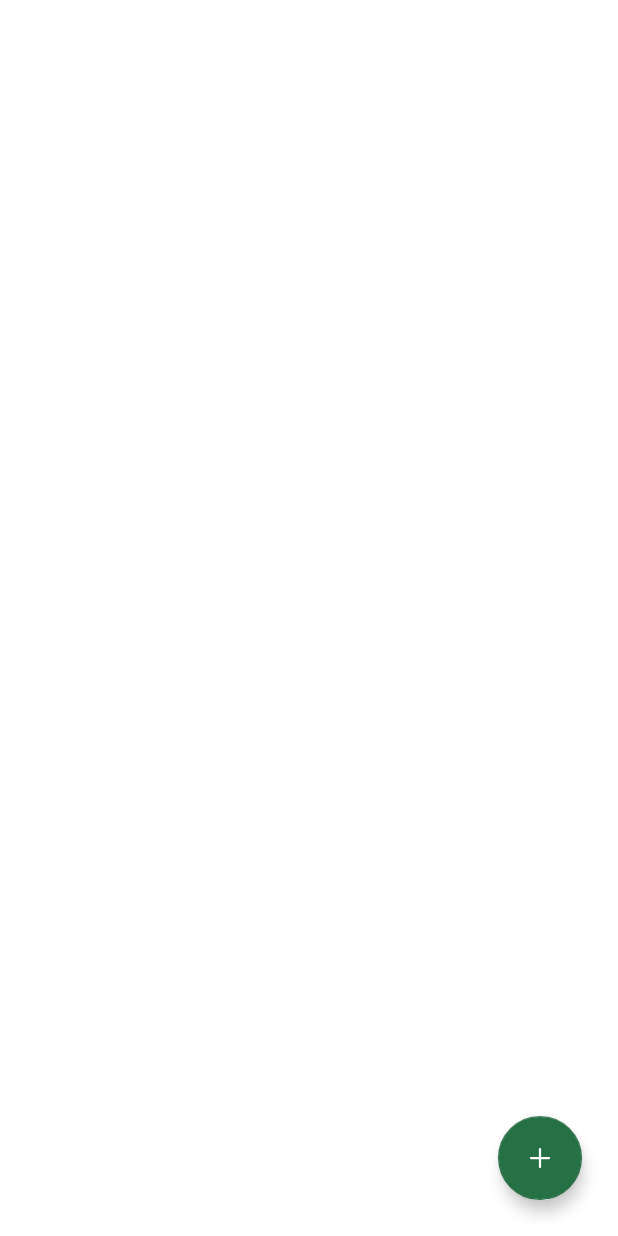
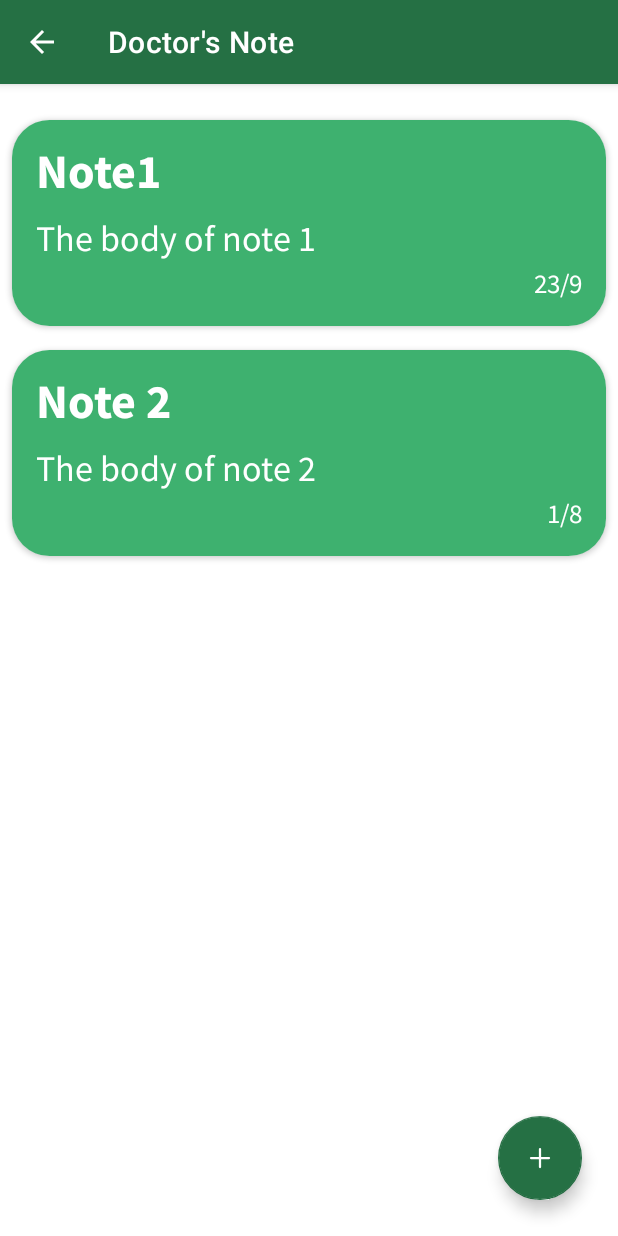
Before and after one commit to Bilalazam26/Dawinii, an Android app: the NoteActivity screen opened directly, with no data from a screen before it, on a phone screen of 412 x 824 dp. Run offline under Robolectric (Android 15) with nearby library versions, the phone set to English and light mode, and no system bars; our stand-ins replace Room's generated code; Roboto replaces fonts that are not available here.

Commit message:
finish activity_note.xml

```diff
--- a/app/src/main/java/com/grad/dawinii/view/history/NoteActivity.kt
+++ b/app/src/main/java/com/grad/dawinii/view/history/NoteActivity.kt
@@ -2,6 +2,7 @@ package com.grad.dawinii.view.history
 
 import androidx.appcompat.app.AppCompatActivity
 import android.os.Bundle
+import android.view.MenuItem
 import com.grad.dawinii.R
 import com.grad.dawinii.adapter.NoteRecyclerAdapter
 import com.grad.dawinii.databinding.ActivityNoteBinding
@@ -10,7 +11,6 @@ import com.grad.dawinii.model.entities.Note
 class NoteActivity : AppCompatActivity() {
     lateinit var binding: ActivityNoteBinding
     lateinit var adapter: NoteRecyclerAdapter
-    val notes = mutableListOf<Note>()
     override fun onCreate(savedInstanceState: Bundle?) {
         super.onCreate(savedInstanceState)
         binding = ActivityNoteBinding.inflate(layoutInflater)
@@ -22,14 +22,33 @@ class NoteActivity : AppCompatActivity() {
         val titles = arrayOf("Note1", "Note 2")
         val bodies = arrayOf("The body of note 1", "The body of note 2")
         val dates = arrayOf("23/9", "1/8")
-        for (i in 0..1){
+        val notes = mutableListOf<Note>()
+        for (i in 0..1) {
             notes.add(Note(title = titles[i], body = bodies[i], date = dates[i]))
+        }
+        adapter.addData(notes)
+    }
+
+    private fun initView() {
+        setupRecycler()
+        setupActionBar()
+    }
+
+    private fun setupActionBar() {
+        supportActionBar?.apply {
+            title = resources.getString(R.string.doctor_s_note)
+            setDisplayHomeAsUpEnabled(true)
         }
     }
 
-    private fun initView() {
-        setupDataForRecycler()
+    private fun setupRecycler() {
         adapter = NoteRecyclerAdapter()
         binding.noteRecycler.adapter = adapter
+        setupDataForRecycler()
+    }
+
+    override fun onOptionsItemSelected(item: MenuItem): Boolean {
+        finish()
+        return super.onOptionsItemSelected(item)
     }
 }
--- a/app/src/main/res/layout/activity_note.xml
+++ b/app/src/main/res/layout/activity_note.xml
@@ -10,7 +10,7 @@
         android:id="@+id/note_recycler"
         android:layout_width="match_parent"
         android:layout_height="0dp"
-        android:layout_marginTop="32dp"
+        android:layout_marginTop="16dp"
         android:orientation="vertical"
         app:layoutManager="androidx.recyclerview.widget.LinearLayoutManager"
         app:layout_constraintTop_toTopOf="parent"
@@ -23,7 +23,6 @@
         android:layout_height="wrap_content"
         android:layout_margin="24dp"
         android:clickable="true"
-        android:contentDescription="@string/add_note"
         android:elevation="8dp"
         app:backgroundTint="@color/primaryColor"
         app:layout_constraintBottom_toBottomOf="parent"
--- a/app/src/main/res/layout/fragment_history.xml
+++ b/app/src/main/res/layout/fragment_history.xml
@@ -74,7 +74,8 @@
                         <androidx.constraintlayout.widget.ConstraintLayout
                             android:layout_width="match_parent"
                             android:layout_height="match_parent"
-                            android:padding="12dp">
+                            android:padding="12dp"
+                            android:background="#EEFFE6">
 
                             <de.hdodenhof.circleimageview.CircleImageView
                                 android:id="@+id/history_user_image"
--- a/app/src/main/res/layout/medicine_routine_layout.xml
+++ b/app/src/main/res/layout/medicine_routine_layout.xml
@@ -16,7 +16,7 @@
         android:layout_width="match_parent"
         android:layout_height="wrap_content"
         android:background="@drawable/medicine_item_background"
-        android:padding="@dimen/margin3">
+        android:padding="8dp">
         <ImageView
             android:id="@+id/medicine_icon"
             android:layout_width="@dimen/ic50"
--- a/app/src/main/res/values-night/themes.xml
+++ b/app/src/main/res/values-night/themes.xml
@@ -13,7 +13,7 @@
         <item name="android:navigationBarColor">?attr/colorPrimaryVariant</item>
         <!-- Customize your theme here. -->
     </style>
-    <style name="profile_theme" parent="Theme.MaterialComponents.DayNight.DarkActionBar">
+    <style name="actionbar_theme" parent="Theme.MaterialComponents.DayNight.DarkActionBar">
         <item name="colorPrimary">@color/primaryColor</item>
         <item name="colorPrimaryDark">@color/white</item>
         <item name="colorSecondary">@color/white</item>
--- a/app/src/main/res/values/strings.xml
+++ b/app/src/main/res/values/strings.xml
@@ -137,4 +137,6 @@
     <string name="your_previous_medicines_analysis_and_doctor_notes">Your previous medicines, analysis \nand doctor notes</string>
     <string name="analysis">Analysis</string>
     <string name="statistics">Statistics</string>
+    <string name="extract_pdf">Extract PDF</string>
+    <string name="pdf">PDF</string>
 </resources>
--- a/app/src/main/res/values/themes.xml
+++ b/app/src/main/res/values/themes.xml
@@ -7,14 +7,12 @@
         <item name="colorPrimary">@color/primaryColor</item>
         <item name="colorPrimaryVariant">@color/primaryColor</item>
         <item name="colorOnPrimary">@color/white</item>
-        <!-- Secondary brand color. -->
         <item name="colorSecondary">@color/secondaryColor</item>
         <item name="colorSecondaryVariant">@color/teal_700</item>
         <item name="colorOnSecondary">@color/white</item>
-        <!-- Status bar color. -->
         <item name="android:statusBarColor" tools:targetApi="l">?attr/colorPrimaryVariant</item>
     </style>
-    <style name="profile_theme" parent="Theme.MaterialComponents.DayNight.DarkActionBar">
+    <style name="actionbar_theme" parent="Theme.MaterialComponents.DayNight.DarkActionBar">
         <item name="colorPrimary">@color/primaryColor</item>
         <item name="colorPrimaryDark">@color/primaryColor</item>
         <item name="android:textColorPrimary">@color/white</item>
```
Also changed, not shown: app/src/main/AndroidManifest.xml (+4 -3 lines), gradle/wrapper/gradle-wrapper.properties.
